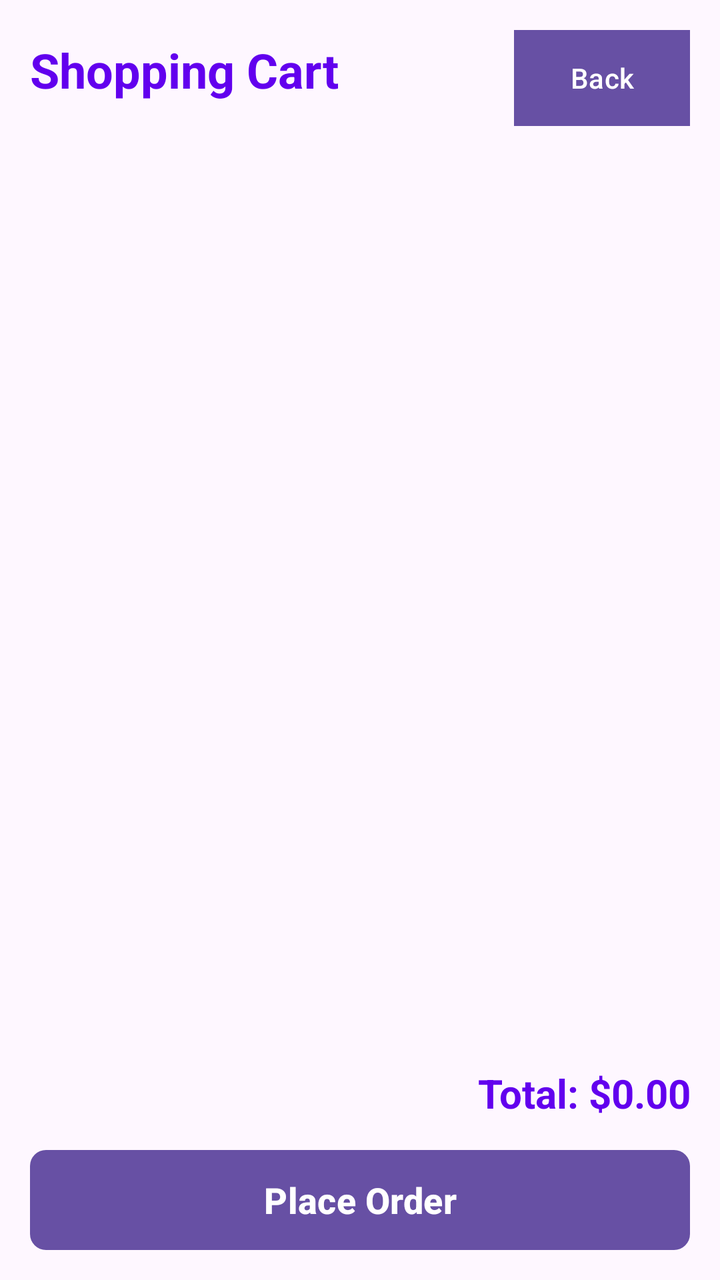
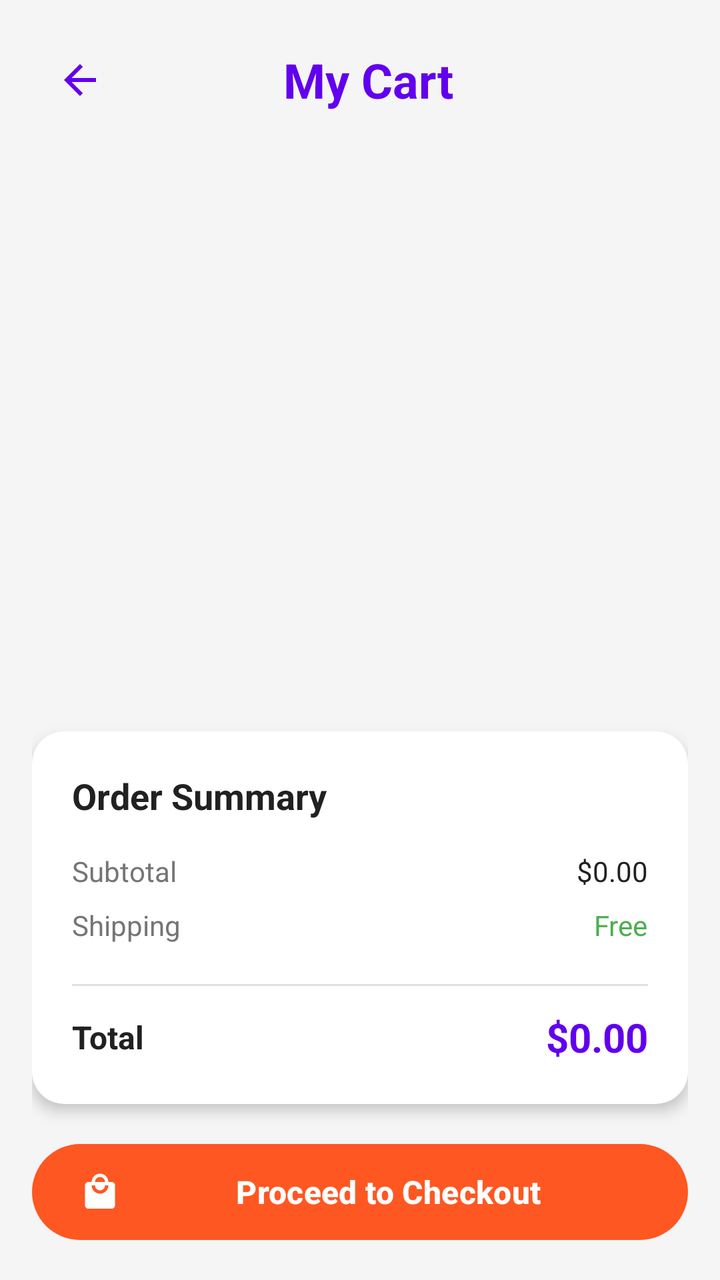

Compare the two renders of this Android layout. The source of the first and the diff that turns it into the second are given below.
<!-- AndroidManifest.xml: application theme Theme.Computershop -->
<!-- res/layout/activity_cart.xml -->
<?xml version="1.0" encoding="utf-8"?>
<LinearLayout xmlns:android="http://schemas.android.com/apk/res/android"
    android:layout_width="match_parent"
    android:layout_height="match_parent"
    android:orientation="vertical"
    android:padding="15dp">

    <LinearLayout
        android:layout_width="match_parent"
        android:layout_height="wrap_content"
        android:orientation="horizontal"
        android:layout_marginBottom="15dp">

        <TextView
            android:layout_width="0dp"
            android:layout_height="wrap_content"
            android:layout_weight="1"
            android:text="Shopping Cart"
            android:textSize="24sp"
            android:textStyle="bold"
            android:textColor="#FF6200EE" />

        <Button
            android:id="@+id/backBtn"
            android:layout_width="wrap_content"
            android:layout_height="wrap_content"
            android:text="Back"
            android:background="#FF888888"
            android:textColor="@android:color/white" />
    </LinearLayout>

    <androidx.recyclerview.widget.RecyclerView
        android:id="@+id/cartRecyclerView"
        android:layout_width="match_parent"
        android:layout_height="0dp"
        android:layout_weight="1"
        android:layout_marginBottom="15dp" />

    <TextView
        android:id="@+id/totalPriceText"
        android:layout_width="match_parent"
        android:layout_height="wrap_content"
        android:text="Total: $0.00"
        android:textSize="20sp"
        android:textStyle="bold"
        android:textColor="#FF6200EE"
        android:layout_marginBottom="15dp"
        android:gravity="end" />

    <Button
        android:id="@+id/checkoutBtn"
        android:layout_width="match_parent"
        android:layout_height="50dp"
        android:text="Place Order"
        android:textSize="18sp"
        android:textStyle="bold"
        android:textColor="@android:color/white"
        android:background="@drawable/button_background" />

</LinearLayout>
<!-- resources referenced by this layout -->
<resources>
  <!-- drawable button_background (drawable) -->
  <?xml version="1.0" encoding="utf-8"?>
  <shape xmlns:android="http://schemas.android.com/apk/res/android">
      <solid android:color="#FF6200EE" />
      <corners android:radius="8dp" />
  </shape>
  <style name="Theme.Computershop" parent="Base.Theme.Computershop" />
  <style name="Base.Theme.Computershop" parent="Theme.Material3.DayNight.NoActionBar">
          
          
      </style>
</resources>

<!-- the commit's change to res/layout/activity_cart.xml (unified diff, before → after) -->
@@ -1,60 +1,215 @@
 <?xml version="1.0" encoding="utf-8"?>
 <LinearLayout xmlns:android="http://schemas.android.com/apk/res/android"
+    xmlns:app="http://schemas.android.com/apk/res-auto"
     android:layout_width="match_parent"
     android:layout_height="match_parent"
     android:orientation="vertical"
-    android:padding="15dp">
-
+    android:background="@color/background"
+    android:padding="16dp">
+
+    
     <LinearLayout
         android:layout_width="match_parent"
         android:layout_height="wrap_content"
         android:orientation="horizontal"
-        android:layout_marginBottom="15dp">
+        android:gravity="center_vertical"
+        android:layout_marginBottom="20dp">
+
+        <ImageButton
+            android:id="@+id/backBtn"
+            android:layout_width="48dp"
+            android:layout_height="48dp"
+            android:background="?attr/selectableItemBackgroundBorderless"
+            android:src="@drawable/ic_arrow_back"
+            app:tint="@color/primary"
+            android:contentDescription="Back" />
 
         <TextView
             android:layout_width="0dp"
             android:layout_height="wrap_content"
             android:layout_weight="1"
-            android:text="Shopping Cart"
+            android:text="My Cart"
             android:textSize="24sp"
             android:textStyle="bold"
-            android:textColor="#FF6200EE" />
-
-        <Button
-            android:id="@+id/backBtn"
+            android:textColor="@color/primary"
+            android:gravity="center"
+            android:layout_marginStart="8dp" />
+
+        
+        <View
+            android:layout_width="48dp"
+            android:layout_height="48dp" />
+
+    </LinearLayout>
+
+    
+    <LinearLayout
+        android:id="@+id/emptyCartState"
+        android:layout_width="match_parent"
+        android:layout_height="0dp"
+        android:layout_weight="1"
+        android:orientation="vertical"
+        android:gravity="center"
+        android:visibility="gone"
+        android:padding="40dp">
+
+        <ImageView
+            android:layout_width="120dp"
+            android:layout_height="120dp"
+            android:src="@drawable/ic_empty_cart"
+            android:contentDescription="Empty cart"
+            app:tint="@color/text_secondary" />
+
+        <TextView
             android:layout_width="wrap_content"
             android:layout_height="wrap_content"
-            android:text="Back"
-            android:background="#FF888888"
-            android:textColor="@android:color/white" />
+            android:text="Your cart is empty"
+            android:textSize="20sp"
+            android:textStyle="bold"
+            android:textColor="@color/text_primary"
+            android:layout_marginTop="24dp" />
+
+        <TextView
+            android:layout_width="wrap_content"
+            android:layout_height="wrap_content"
+            android:text="Add some products to get started"
+            android:textSize="14sp"
+            android:textColor="@color/text_secondary"
+            android:layout_marginTop="8dp" />
+
     </LinearLayout>
 
+    
     <androidx.recyclerview.widget.RecyclerView
         android:id="@+id/cartRecyclerView"
         android:layout_width="match_parent"
         android:layout_height="0dp"
         android:layout_weight="1"
-        android:layout_marginBottom="15dp" />
-
-    <TextView
-        android:id="@+id/totalPriceText"
+        android:layout_marginBottom="16dp" />
+
+    
+    <androidx.cardview.widget.CardView
         android:layout_width="match_parent"
         android:layout_height="wrap_content"
-        android:text="Total: $0.00"
-        android:textSize="20sp"
+        app:cardElevation="4dp"
+        app:cardCornerRadius="16dp"
+        android:layout_marginBottom="16dp">
+
+        <LinearLayout
+            android:layout_width="match_parent"
+            android:layout_height="wrap_content"
+            android:orientation="vertical"
+            android:padding="20dp">
+
+            <TextView
+                android:layout_width="match_parent"
+                android:layout_height="wrap_content"
+                android:text="Order Summary"
+                android:textSize="18sp"
+                android:textStyle="bold"
+                android:textColor="@color/text_primary"
+                android:layout_marginBottom="16dp" />
+
+            <LinearLayout
+                android:layout_width="match_parent"
+                android:layout_height="wrap_content"
+                android:orientation="horizontal"
+                android:gravity="center_vertical"
+                android:layout_marginBottom="8dp">
+
+                <TextView
+                    android:layout_width="0dp"
+                    android:layout_height="wrap_content"
+                    android:layout_weight="1"
+                    android:text="Subtotal"
+                    android:textSize="14sp"
+                    android:textColor="@color/text_secondary" />
+
+                <TextView
+                    android:id="@+id/subtotalText"
+                    android:layout_width="wrap_content"
+                    android:layout_height="wrap_content"
+                    android:text="$0.00"
+                    android:textSize="14sp"
+                    android:textColor="@color/text_primary" />
+
+            </LinearLayout>
+
+            <LinearLayout
+                android:layout_width="match_parent"
+                android:layout_height="wrap_content"
+                android:orientation="horizontal"
+                android:gravity="center_vertical"
+                android:layout_marginBottom="8dp">
+
+                <TextView
+                    android:layout_width="0dp"
+                    android:layout_height="wrap_content"
+                    android:layout_weight="1"
+                    android:text="Shipping"
+                    android:textSize="14sp"
+                    android:textColor="@color/text_secondary" />
+
+                <TextView
+                    android:id="@+id/shippingText"
+                    android:layout_width="wrap_content"
+                    android:layout_height="wrap_content"
+                    android:text="Free"
+                    android:textSize="14sp"
+                    android:textColor="@color/success" />
+
+            </LinearLayout>
+
+            <View
+                android:layout_width="match_parent"
+                android:layout_height="1dp"
+                android:background="@color/divider"
+                android:layout_marginVertical="12dp" />
+
+            <LinearLayout
+                android:layout_width="match_parent"
+                android:layout_height="wrap_content"
+                android:orientation="horizontal"
+                android:gravity="center_vertical">
+
+                <TextView
+                    android:layout_width="0dp"
+                    android:layout_height="wrap_content"
+                    android:layout_weight="1"
+                    android:text="Total"
+                    android:textSize="16sp"
+                    android:textStyle="bold"
+                    android:textColor="@color/text_primary" />
+
+                <TextView
+                    android:id="@+id/totalPriceText"
+                    android:layout_width="wrap_content"
+                    android:layout_height="wrap_content"
+                    android:text="$0.00"
+                    android:textSize="20sp"
+                    android:textStyle="bold"
+                    android:textColor="@color/primary" />
+
+            </LinearLayout>
+
+        </LinearLayout>
+
+    </androidx.cardview.widget.CardView>
+
+    
+    <com.google.android.material.button.MaterialButton
+        android:id="@+id/checkoutBtn"
+        style="@style/Widget.Material3.Button"
+        android:layout_width="match_parent"
+        android:layout_height="56dp"
+        android:text="Proceed to Checkout"
+        android:textSize="16sp"
         android:textStyle="bold"
-        android:textColor="#FF6200EE"
-        android:layout_marginBottom="15dp"
-        android:gravity="end" />
-
-    <Button
-        android:id="@+id/checkoutBtn"
-        android:layout_width="match_parent"
-        android:layout_height="50dp"
-        android:text="Place Order"
-        android:textSize="18sp"
-        android:textStyle="bold"
-        android:textColor="@android:color/white"
-        android:background="@drawable/button_background" />
+        app:icon="@drawable/ic_shopping_bag"
+        app:iconSize="20dp"
+        app:iconTint="@android:color/white"
+        app:backgroundTint="@color/orange_accent"
+        app:cornerRadius="28dp"
+        android:elevation="4dp" />
 
 </LinearLayout>
<!-- resource entries referenced after the edit -->
@@ -1,11 +1,46 @@
 <!-- resources referenced by this layout -->
 <resources>
-  <!-- drawable button_background (drawable) -->
+  <color name="background">#FFF5F5F5</color>
+  <color name="divider">#FFE0E0E0</color>
+  <color name="orange_accent">#FFFF5722</color>
+  <color name="primary">#FF6200EE</color>
+  <color name="success">#FF4CAF50</color>
+  <color name="text_primary">#FF212121</color>
+  <color name="text_secondary">#FF757575</color>
+  <!-- drawable ic_arrow_back (drawable) -->
+  <vector xmlns:android="http://schemas.android.com/apk/res/android"
+      android:width="24dp"
+      android:height="24dp"
+      android:viewportWidth="24"
+      android:viewportHeight="24">
+      <path
+          android:fillColor="@color/primary"
+          android:pathData="M20,11H7.83l5.59,-5.59L12,4l-8,8 8,8 1.41,-1.41L7.83,13H20v-2z"/>
+  </vector>
+  <!-- drawable ic_empty_cart (drawable) -->
   <?xml version="1.0" encoding="utf-8"?>
-  <shape xmlns:android="http://schemas.android.com/apk/res/android">
-      <solid android:color="#FF6200EE" />
-      <corners android:radius="8dp" />
-  </shape>
+      <vector xmlns:android="http://schemas.android.com/apk/res/android"
+          android:width="120dp"
+          android:height="120dp"
+          android:viewportWidth="24"
+          android:viewportHeight="24">
+          <path
+              android:fillColor="@color/text_secondary"
+              android:pathData="M15.55,13c1.22,0 2.18,-0.68 2.82,-1.5 0.64,-0.83 1.02,-1.87 1.02,-2.93C19.39,5.56 17.83,4 15.89,4c-1.39,0 -2.59,0.82 -3.15,2H9.24C8.76,5.96 7.83,5 6.68,5 5.32,5 4.21,6.34 4.21,7.95c0,0.97 0.39,1.84 1.02,2.5 -0.64,0.66 -1.02,1.53 -1.02,2.5C4.21,16.66 5.32,18 6.68,18c1.15,0 2.08,-0.96 2.56,-2h3.31c0.56,1.18 1.76,2 3.15,2 1.93,0 3.5,-1.56 3.5,-3.5C19.05,14.56 17.48,13 15.55,13zM6.68,7c0.65,0 1.18,0.53 1.18,1.18S7.33,9.36 6.68,9.36 5.5,8.83 5.5,8.18 6.03,7 6.68,7zM15.89,16c-0.65,0 -1.18,-0.53 -1.18,-1.18s0.53,-1.18 1.18,-1.18 1.18,0.53 1.18,1.18S16.54,16 15.89,16z"/>
+          <path
+              android:fillColor="@color/text_secondary"
+              android:pathData="M0,0h24v24H0V0z" />
+      </vector>
+  <!-- drawable ic_shopping_bag (drawable) -->
+  <vector xmlns:android="http://schemas.android.com/apk/res/android"
+      android:width="24dp"
+      android:height="24dp"
+      android:viewportWidth="24"
+      android:viewportHeight="24">
+      <path
+          android:fillColor="@android:color/white"
+          android:pathData="M19,6h-2c0,-2.76 -2.24,-5 -5,-5S7,3.24 7,6H5c-1.1,0 -1.99,0.9 -1.99,2L3,20c0,1.1 0.9,2 2,2h14c1.1,0 2,-0.9 2,-2V8c0,-1.1 -0.9,-2 -2,-2zm-7,-3c1.66,0 3,1.34 3,3H9c0,-1.66 1.34,-3 3,-3zm0,10c-2.76,0 -5,-2.24 -5,-5h2c0,1.66 1.34,3 3,3s3,-1.34 3,-3h2c0,2.76 -2.24,5 -5,5z"/>
+  </vector>
   <style name="Theme.Computershop" parent="Base.Theme.Computershop" />
   <style name="Base.Theme.Computershop" parent="Theme.Material3.DayNight.NoActionBar">
           
